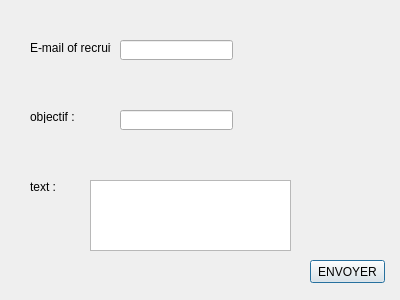
The window that dialog.ui (mehdiazzaz/Dhouse) describes before a commit, drawn with Qt 5.
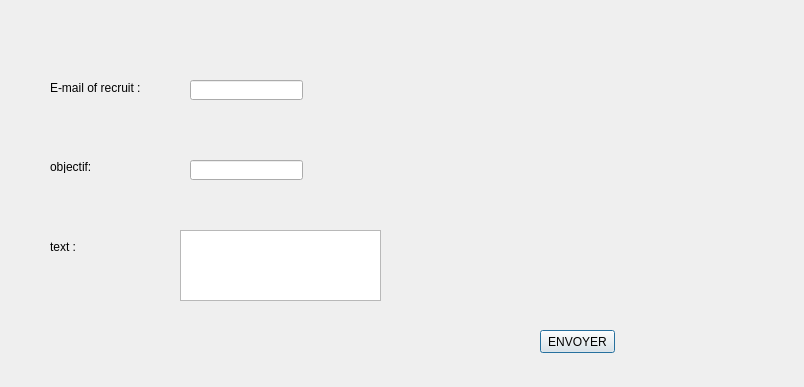
The same window after the commit.

What changed in the file:
```diff
--- a/dialog.ui
+++ b/dialog.ui
@@ -6,8 +6,8 @@
    <rect>
     <x>0</x>
     <y>0</y>
-    <width>400</width>
-    <height>300</height>
+    <width>804</width>
+    <height>387</height>
    </rect>
   </property>
   <property name="windowTitle">
@@ -16,9 +16,9 @@
   <widget class="QLabel" name="label_24">
    <property name="geometry">
     <rect>
-     <x>30</x>
-     <y>40</y>
-     <width>81</width>
+     <x>50</x>
+     <y>80</y>
+     <width>101</width>
      <height>16</height>
     </rect>
    </property>
@@ -29,21 +29,21 @@
   <widget class="QLabel" name="label_23">
    <property name="geometry">
     <rect>
-     <x>30</x>
-     <y>110</y>
+     <x>50</x>
+     <y>160</y>
      <width>47</width>
      <height>13</height>
     </rect>
    </property>
    <property name="text">
-    <string>objectif :</string>
+    <string>objectif:</string>
    </property>
   </widget>
   <widget class="QLabel" name="label_25">
    <property name="geometry">
     <rect>
-     <x>30</x>
-     <y>180</y>
+     <x>50</x>
+     <y>240</y>
      <width>47</width>
      <height>13</height>
     </rect>
@@ -52,41 +52,41 @@
     <string>text :</string>
    </property>
   </widget>
+  <widget class="QLineEdit" name="lineEdit_adresse">
+   <property name="geometry">
+    <rect>
+     <x>190</x>
+     <y>80</y>
+     <width>113</width>
+     <height>20</height>
+    </rect>
+   </property>
+  </widget>
+  <widget class="QLineEdit" name="lineEdit_objet">
+   <property name="geometry">
+    <rect>
+     <x>190</x>
+     <y>160</y>
+     <width>113</width>
+     <height>20</height>
+    </rect>
+   </property>
+  </widget>
   <widget class="QTextEdit" name="textEdit_texte">
    <property name="geometry">
     <rect>
-     <x>90</x>
-     <y>180</y>
+     <x>180</x>
+     <y>230</y>
      <width>201</width>
      <height>71</height>
     </rect>
    </property>
   </widget>
-  <widget class="QLineEdit" name="lineEdit_adresse">
-   <property name="geometry">
-    <rect>
-     <x>120</x>
-     <y>40</y>
-     <width>113</width>
-     <height>20</height>
-    </rect>
-   </property>
-  </widget>
-  <widget class="QLineEdit" name="lineEdit_objet">
-   <property name="geometry">
-    <rect>
-     <x>120</x>
-     <y>110</y>
-     <width>113</width>
-     <height>20</height>
-    </rect>
-   </property>
-  </widget>
   <widget class="QPushButton" name="pushButton_envoyer">
    <property name="geometry">
     <rect>
-     <x>310</x>
-     <y>260</y>
+     <x>540</x>
+     <y>330</y>
      <width>75</width>
      <height>23</height>
     </rect>
```
